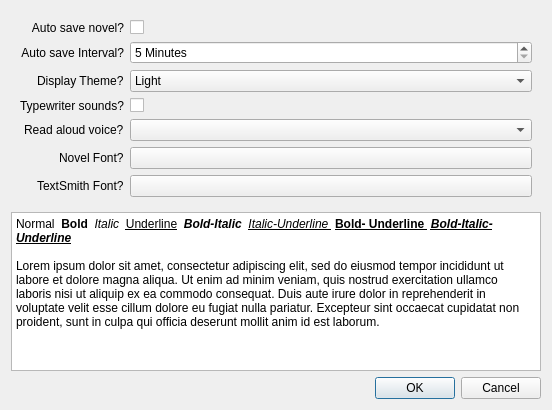
This is PreferencesDialog.ui in ldraconus/TextSmith2 as Qt 5 draws it before an edit. The edited form follows.
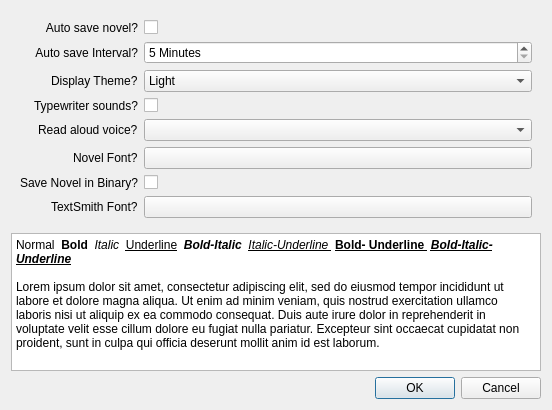
This is the edited form. Icons and pictures are not drawn.

Commit message:
Began adding binary save/open
+ Much faster (I hope) to load on less than modern systems.
+ Only began working on the open side, mirroring the Json organization
+ Other tasks take priority now
_ Work is on shelf until I come back to it in a couple of days

```diff
--- a/PreferencesDialog.ui
+++ b/PreferencesDialog.ui
@@ -109,13 +109,6 @@
         </property>
        </widget>
       </item>
-      <item row="3" column="1">
-       <widget class="QCheckBox" name="typewriteSoundsCheckBox">
-        <property name="text">
-         <string/>
-        </property>
-       </widget>
-      </item>
       <item row="4" column="0">
        <widget class="QLabel" name="label_5">
         <property name="text">
@@ -126,34 +119,55 @@
       <item row="4" column="1">
        <widget class="QComboBox" name="readAloudVoiceComboBox"/>
       </item>
-      <item row="5" column="0">
+      <item row="6" column="0">
        <widget class="QLabel" name="label_6">
         <property name="text">
          <string>Novel Font?</string>
         </property>
        </widget>
       </item>
-      <item row="5" column="1">
+      <item row="6" column="1">
        <widget class="QPushButton" name="novelFontPushButton">
         <property name="text">
          <string/>
         </property>
        </widget>
       </item>
-      <item row="6" column="0">
+      <item row="9" column="0">
        <widget class="QLabel" name="label_7">
         <property name="text">
          <string>TextSmith Font?</string>
         </property>
        </widget>
       </item>
-      <item row="6" column="1">
+      <item row="9" column="1">
        <widget class="QPushButton" name="uiFontPushButton">
         <property name="text">
          <string/>
         </property>
        </widget>
       </item>
+      <item row="7" column="0">
+       <widget class="QLabel" name="label_8">
+        <property name="text">
+         <string>Save Novel in Binary?</string>
+        </property>
+       </widget>
+      </item>
+      <item row="7" column="1">
+       <widget class="QCheckBox" name="binaryCheckBox">
+        <property name="text">
+         <string/>
+        </property>
+       </widget>
+      </item>
+      <item row="3" column="1">
+       <widget class="QCheckBox" name="typewriteSoundsCheckBox">
+        <property name="text">
+         <string/>
+        </property>
+       </widget>
+      </item>
      </layout>
     </widget>
    </item>
```
The commit also changes 5 other files.
